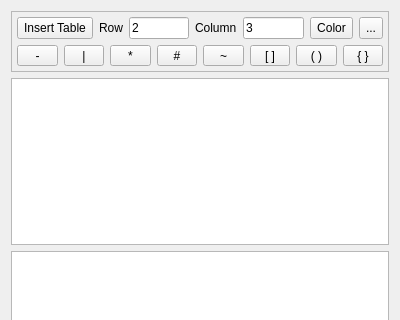
This is src/dlgMemos.ui in ic005k/Knot-Legacy as Qt 5 draws it before an edit; both pictures show x 0 to 400 and y 0 to 320 of the 400 by 476 pixel window. The edited form follows.
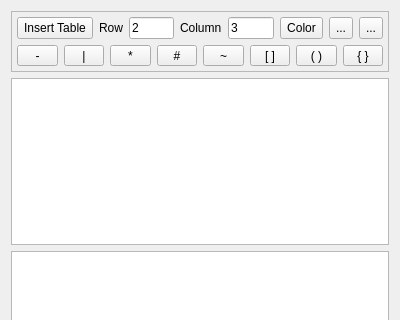
This is the edited form. Icons and pictures are not drawn.

Commit message: Optimized memo

```diff
--- a/src/dlgMemos.ui
+++ b/src/dlgMemos.ui
@@ -97,6 +97,29 @@
           </property>
          </widget>
         </item>
+        <item>
+         <widget class="QToolButton" name="btnLink">
+          <property name="sizePolicy">
+           <sizepolicy hsizetype="Preferred" vsizetype="Preferred">
+            <horstretch>0</horstretch>
+            <verstretch>0</verstretch>
+           </sizepolicy>
+          </property>
+          <property name="text">
+           <string>...</string>
+          </property>
+          <property name="icon">
+           <iconset resource="../res.qrc">
+            <normaloff>:/res/link.png</normaloff>:/res/link.png</iconset>
+          </property>
+          <property name="iconSize">
+           <size>
+            <width>20</width>
+            <height>20</height>
+           </size>
+          </property>
+         </widget>
+        </item>
         <item>
          <widget class="QToolButton" name="btnS5">
           <property name="sizePolicy">
```
The commit also changes 4 other files.
